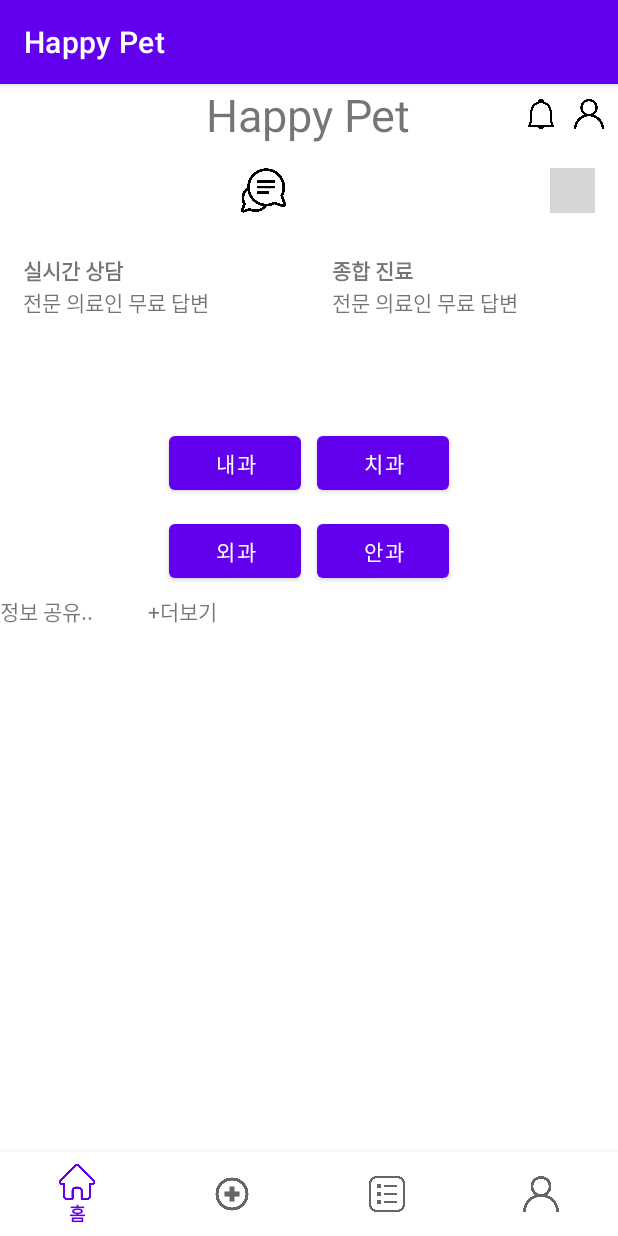
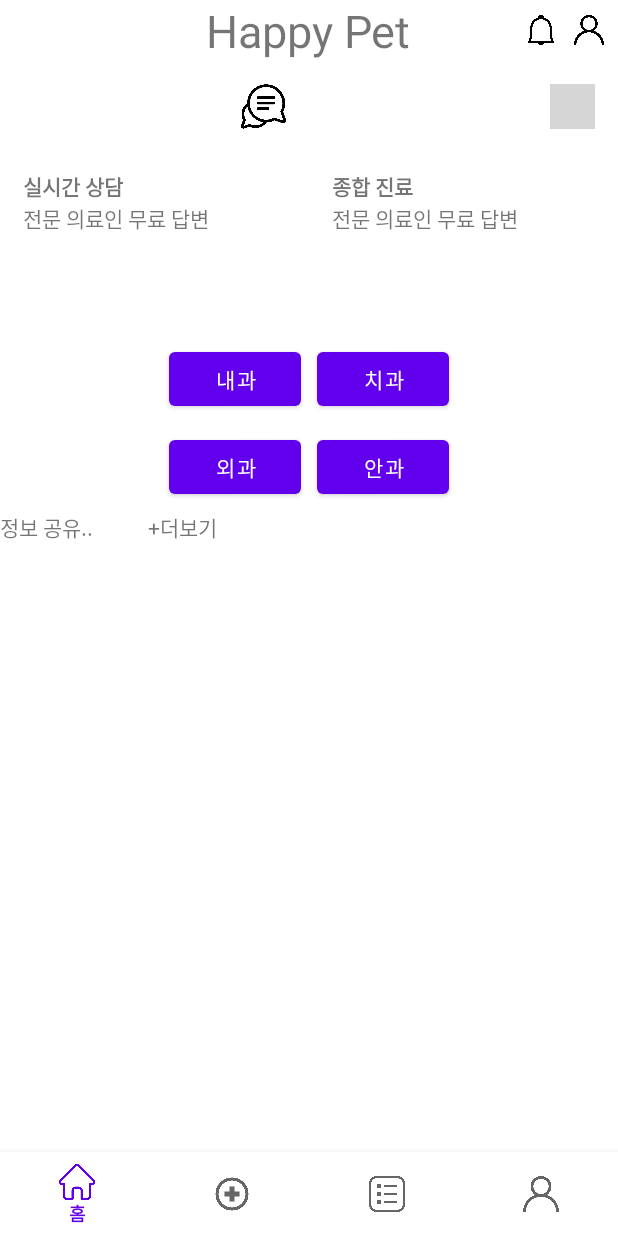
Before and after one commit to byeongjun98/Happy-Pet, an Android app: the screen it shows after launch (MainActivity), on a phone screen of 412 x 824 dp. Run offline under Robolectric (Android 15) with nearby library versions, the light colour scheme and no system bars; grey boxes are pictures that could not be loaded.

Commit message:
상단바 제거

```diff
--- a/app/src/main/java/com/example/happypet/MainActivity.java
+++ b/app/src/main/java/com/example/happypet/MainActivity.java
@@ -1,6 +1,7 @@
 package com.example.happypet;
 
 import androidx.annotation.NonNull;
+import androidx.appcompat.app.ActionBar;
 import androidx.appcompat.app.AppCompatActivity;
 
 import android.os.Bundle;
@@ -20,6 +21,9 @@ public class MainActivity extends AppCompatActivity {
     protected void onCreate(Bundle savedInstanceState) {
         super.onCreate(savedInstanceState);
         setContentView(R.layout.activity_main);
+
+        ActionBar actionBar = getSupportActionBar();
+        actionBar.hide();
 
         fragmentHome = new FragmentHome();
         fragmentMedical = new FragmentMedical();
@@ -53,6 +57,6 @@ public class MainActivity extends AppCompatActivity {
 
                 return false;
             }
-        });
+                });
     }
 }
```
